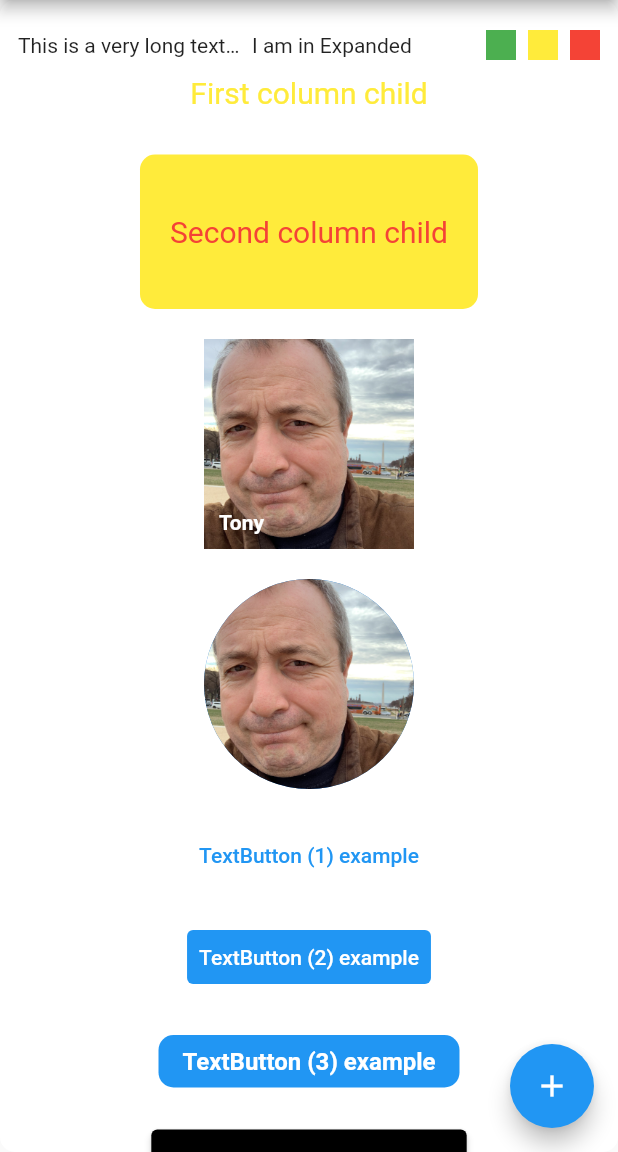
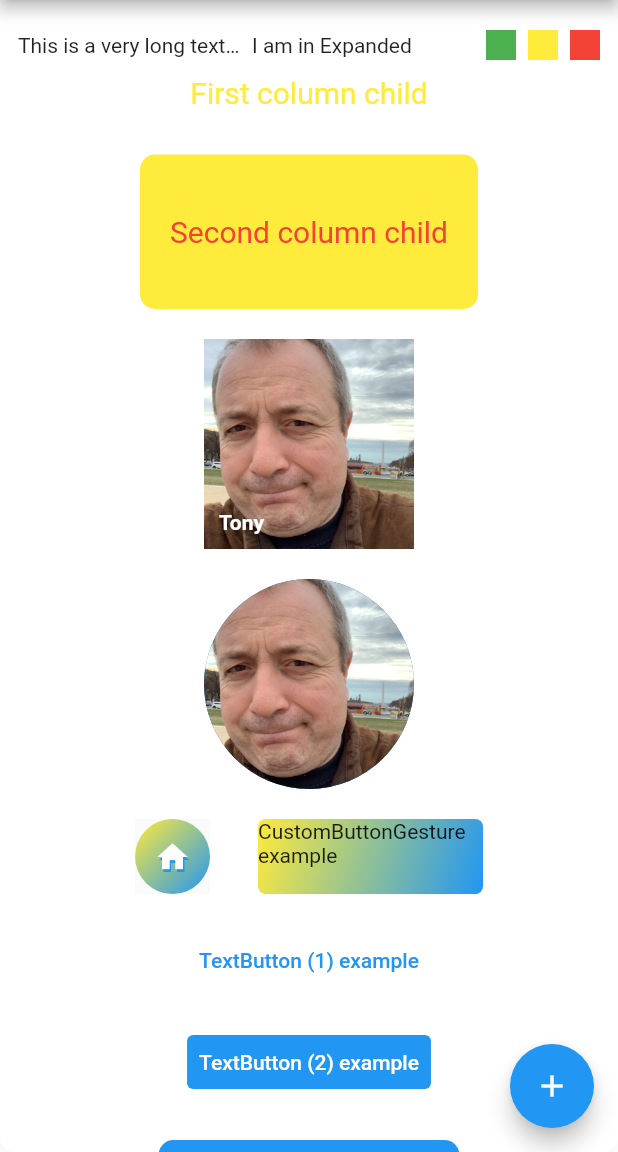
Before and after one commit to atanashristov/flutter-and-dart-zero-to-mastery, a Flutter app: the screen it shows after launch, on a phone screen of 412 x 824 dp, the part 84-1236 px from its top. Run offline on Flutter 3.47's test engine with Material 2 defaults, Android fonts, the phone set to English and light mode, and no system bars.

Commit message:
#5: Flutter: 52: Custom button

```diff
--- /dev/null
+++ b/code/section5-flutter_basics/basic_widgets/lib/ui/presentation/components/custom_button_gesture.dart
@@ -0,0 +1,41 @@
+import 'package:flutter/material.dart';
+
+class CustomButtonGesture extends StatelessWidget {
+  final void Function() onTap;
+  final String text;
+  final Color textColor;
+  final Color bgColorStart;
+  final Color bgColorEnd;
+
+  const CustomButtonGesture({
+    super.key,
+    required this.onTap,
+    required this.text,
+    required this.textColor,
+    required this.bgColorStart,
+    required this.bgColorEnd,
+  });
+
+  @override
+  Widget build(BuildContext context) {
+    return GestureDetector(
+      onTap: onTap,
+      child: Container(
+        height: 50,
+        width: 150,
+        decoration: BoxDecoration(
+          borderRadius: const BorderRadius.all(Radius.circular(5)),
+          gradient: LinearGradient(
+            begin: Alignment.topLeft,
+            end: Alignment.bottomRight,
+            colors: [
+              bgColorStart,
+              bgColorEnd,
+            ],
+          ),
+        ),
+        child: Text(text),
+      ),
+    );
+  }
+}
--- /dev/null
+++ b/code/section5-flutter_basics/basic_widgets/lib/ui/presentation/components/custom_button_ink.dart
@@ -0,0 +1,53 @@
+import 'package:flutter/material.dart';
+
+class CustomButtonInk extends StatelessWidget {
+  final void Function() onTap;
+  final IconData icon;
+  final Color iconColor;
+  final Color bgColorStart;
+  final Color bgColorEnd;
+
+  const CustomButtonInk({
+    super.key,
+    required this.onTap,
+    required this.icon,
+    required this.iconColor,
+    required this.bgColorStart,
+    required this.bgColorEnd,
+  });
+
+  @override
+  Widget build(BuildContext context) {
+    return Material(
+      // Ink does the styling
+      child: Ink(
+        width: 50,
+        height: 50,
+        decoration: BoxDecoration(
+          shape: BoxShape.circle,
+          gradient: LinearGradient(
+            begin: Alignment.topLeft,
+            end: Alignment.bottomRight,
+            colors: [
+              bgColorStart,
+              bgColorEnd,
+            ],
+          ),
+        ),
+        // InkWell does the actions
+        child: InkWell(
+          onTap: onTap,
+          splashColor: bgColorEnd,
+          customBorder: const CircleBorder(),
+          child: Center(
+            child: Icon(
+              icon,
+              color: iconColor,
+              shadows: [Shadow(color: bgColorEnd, offset: const Offset(1, 2))],
+            ),
+          ),
+        ),
+      ),
+    );
+  }
+}
--- a/code/section5-flutter_basics/basic_widgets/lib/ui/presentation/widget_examples/widget_examples_screen.dart
+++ b/code/section5-flutter_basics/basic_widgets/lib/ui/presentation/widget_examples/widget_examples_screen.dart
@@ -1,3 +1,7 @@
+import 'dart:developer';
+
+import 'package:basic_widgets/ui/presentation/components/custom_button_ink.dart';
+import 'package:basic_widgets/ui/presentation/components/custom_button_gesture.dart';
 import 'package:basic_widgets/ui/presentation/widget_examples/widgets/builder_with_media_query_example.dart';
 import 'package:basic_widgets/ui/presentation/widget_examples/widgets/buttons_example.dart';
 import 'package:basic_widgets/ui/presentation/widget_examples/widgets/first_column_child.dart';
@@ -48,27 +52,52 @@ class WidgetExamplesBody extends StatelessWidget {
           child: Column(
             mainAxisSize: MainAxisSize.max,
             crossAxisAlignment: CrossAxisAlignment.center,
-            children: const [
-              SizedBox(height: 20),
-              RowExpandedAndFlexibleExample(),
-              FirstColumnChild(),
-              SizedBox(height: 20),
-              SecondColumnChild(),
-              SizedBox(height: 20),
-              TonyImage(),
-              SizedBox(height: 20),
-              TonyAvatar(),
-              SizedBox(height: 20),
-              ButtonsExample(),
-              SizedBox(height: 20),
-              MediaQueryExample(),
-              SizedBox(height: 20),
-              BuilderWithMediaQueryExample(),
-              SizedBox(height: 20),
-              LayoutBuilderExample(),
-              SizedBox(height: 20),
-              VeryTallContainer(),
-              SizedBox(height: 20),
+            children: [
+              const SizedBox(height: 20),
+              const RowExpandedAndFlexibleExample(),
+              const FirstColumnChild(),
+              const SizedBox(height: 20),
+              const SecondColumnChild(),
+              const SizedBox(height: 20),
+              const TonyImage(),
+              const SizedBox(height: 20),
+              const TonyAvatar(),
+              const SizedBox(height: 20),
+              Row(
+                mainAxisAlignment: MainAxisAlignment.center,
+                children: [
+                  CustomButtonInk(
+                    onTap: () {
+                      log('CustomButton pressed');
+                    },
+                    icon: Icons.home,
+                    iconColor: Colors.white,
+                    bgColorStart: Colors.yellow,
+                    bgColorEnd: Colors.blue,
+                  ),
+                  const SizedBox(width: 32.0),
+                  CustomButtonGesture(
+                    onTap: () {
+                      log('CustomButtonGesture pressed');
+                    },
+                    text: "CustomButtonGesture example",
+                    textColor: Colors.white,
+                    bgColorStart: Colors.yellow,
+                    bgColorEnd: Colors.blue,
+                  ),
+                ],
+              ),
+              const SizedBox(height: 20),
+              const ButtonsExample(),
+              const SizedBox(height: 20),
+              const MediaQueryExample(),
+              const SizedBox(height: 20),
+              const BuilderWithMediaQueryExample(),
+              const SizedBox(height: 20),
+              const LayoutBuilderExample(),
+              const SizedBox(height: 20),
+              const VeryTallContainer(),
+              const SizedBox(height: 20),
               // SingleChildScrollView CAN ONLY contain element with fixed size
               // const Expanded(child: Text('Hi')),
             ],
```
